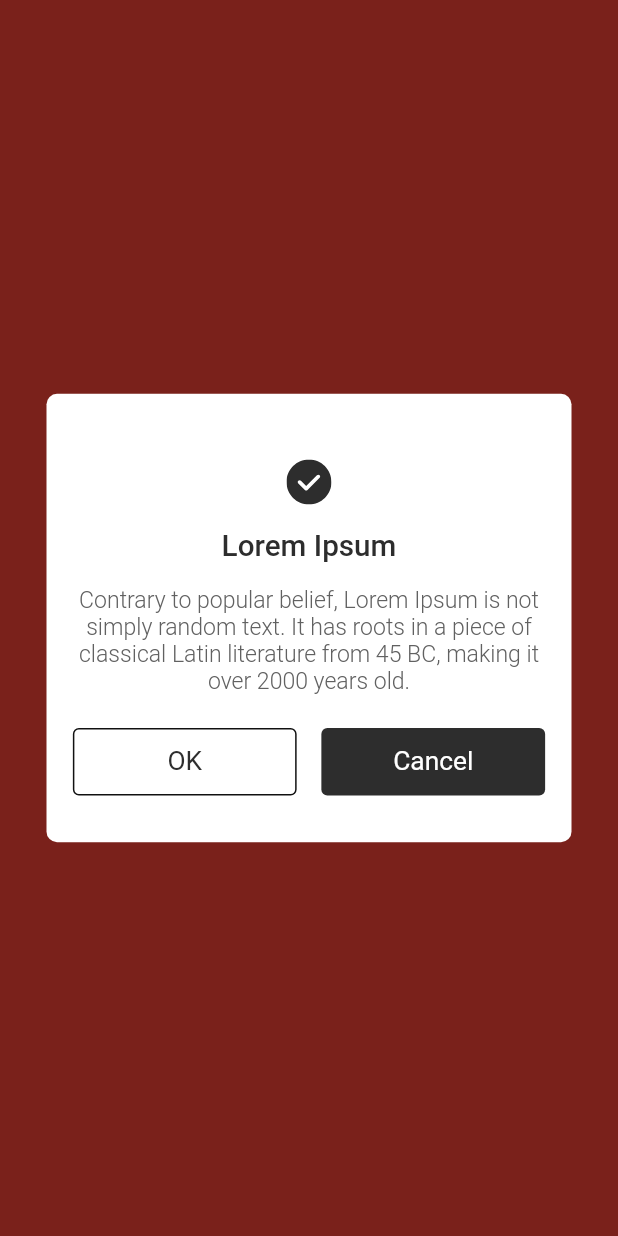
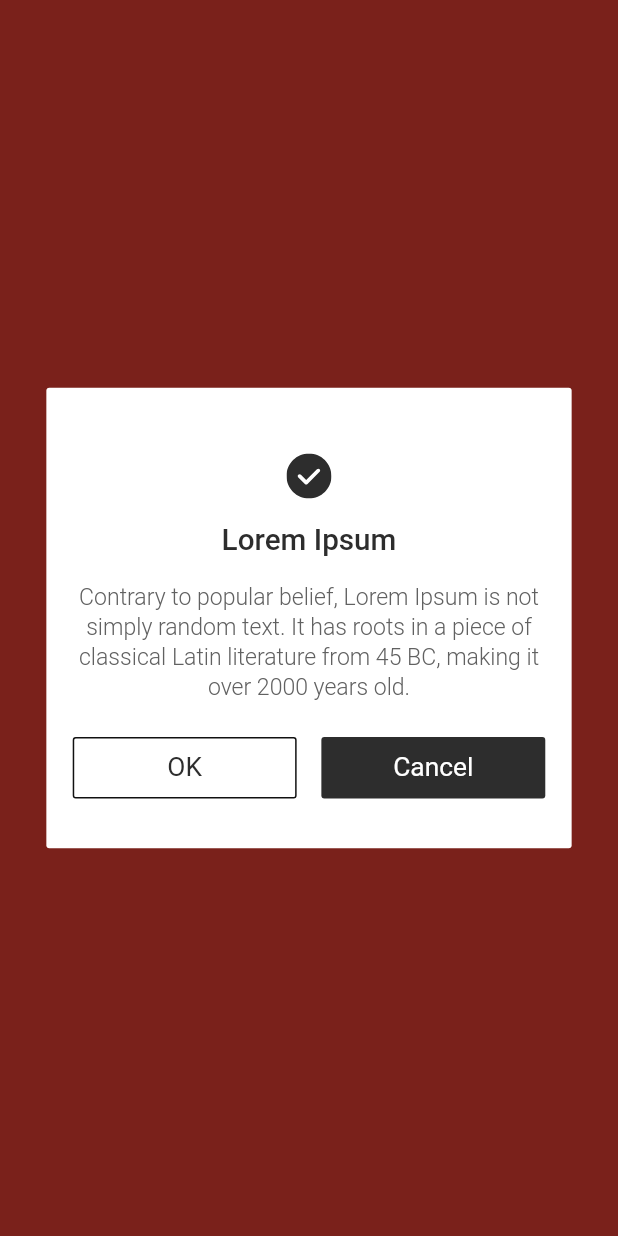
Before and after one commit to hapo-khangld/Flutter_base_v2, a Flutter app: the screen it shows after launch, after a tap on "show alert success", on a phone screen of 412 x 824 dp. Run offline on Flutter 3.47's test engine with Material 2 defaults, Android fonts, the phone set to English and light mode, and no system bars; our stand-ins replace cached_network_image, connectivity_plus, easy_localization, equatable, flutter_bloc, flutter_native_splash and 8 more; generated files the repository leaves out were written again.

Commit message:
clean code

```diff
--- a/lib/di/modules/network_module.dart
+++ b/lib/di/modules/network_module.dart
@@ -8,7 +8,7 @@ abstract class NetWorkModule {
   ///
   /// Calling it multiple times will return the same instance.
 
-  static Map<String, dynamic> _getHeader() {
+  // static Map<String, dynamic> _getHeader() {
   // return {
   //   "Authorization": kmApiDomain.authorization,
   //   "client-version": kmApiDomain.clientVersion,
@@ -17,8 +17,8 @@ abstract class NetWorkModule {
   //   "Accept-Encoding": "gzip",
   // };
 
-    return {};
-  }
+  // return {};
+  // }
 
   static GraphQLClient providerGrapQLCient(
       SharedPreferenceService sharedPreferenceService) {
--- a/lib/resources/styles.dart
+++ b/lib/resources/styles.dart
@@ -1,4 +1,3 @@
-import 'package:dayaway/core/utils/extensions.dart';
 import 'package:flutter/material.dart';
 
 import 'numbers.dart';
@@ -62,6 +61,7 @@ abstract class TextStyleDef {
     color: ColorsDef.kPrimary80,
     fontSize: dimen_14,
     fontWeight: FontWeight.w300,
+    height: 1.3,
   );
   //
 }
--- a/lib/resources/themes.dart
+++ b/lib/resources/themes.dart
@@ -1,4 +1,3 @@
-import 'package:dayaway/core/utils/extensions.dart';
 import 'package:flutter/material.dart';
 
 import 'numbers.dart';
@@ -44,10 +43,10 @@ class ThemeDef {
       primary: ColorsDef.white,
       backgroundColor: ColorsDef.kPrimary,
       alignment: Alignment.center,
-      padding: const EdgeInsets.all(dimen_12),
+      padding: const EdgeInsets.all(dimen_10),
       textStyle: TextStyleDef.textButtonTextStyle,
       shape: RoundedRectangleBorder(
-        borderRadius: BorderRadius.circular(dimen_4),
+        borderRadius: BorderRadius.circular(dimen_2),
       ),
       onSurface: ColorsDef.white,
     ),
@@ -58,14 +57,14 @@ class ThemeDef {
     style: OutlinedButton.styleFrom(
       primary: ColorsDef.black,
       alignment: Alignment.center,
-      padding: const EdgeInsets.all(dimen_12),
+      padding: const EdgeInsets.all(dimen_10),
       textStyle: TextStyleDef.textButtonTextStyle,
       side: const BorderSide(
         width: dimen_1,
         color: ColorsDef.black,
       ),
       shape: RoundedRectangleBorder(
-        borderRadius: BorderRadius.circular(dimen_4),
+        borderRadius: BorderRadius.circular(dimen_2),
       ),
     ),
   );
--- a/lib/widgets/custom_alert_dialog/custom_alert_dialog.dart
+++ b/lib/widgets/custom_alert_dialog/custom_alert_dialog.dart
@@ -33,9 +33,8 @@ class _CustomAlertDialog extends StatelessWidget {
   final String secondButtonText;
   final Function? secondButtonFunction;
 
-  final double _radius = 7;
+  final double _radius = 2;
   final double _spacing = 8.0;
-  final double _buttonHeight = 50.0;
   final TextAlign titleAlign;
   final TextAlign contentAlign;
   final bool allowPopScope;
@@ -139,7 +138,7 @@ class _CustomAlertDialog extends StatelessWidget {
           Expanded(
             child: TextButton(
               onPressed: () {
-                firstButtonFunction!.call();
+                firstButtonFunction.call();
               },
               child: Text(
                 firstButtonText,
@@ -160,7 +159,7 @@ class _CustomAlertDialog extends StatelessWidget {
     }
 
     Widget element = Container(
-      constraints: const BoxConstraints(maxWidth: 350),
+      constraints: BoxConstraints(maxWidth: R.screenUtils.screenWidth * 0.85),
       decoration: BoxDecoration(
         borderRadius: BorderRadius.all(Radius.circular(_radius)),
         color: Colors.white,
@@ -215,7 +214,7 @@ Future<T?> showCustomSuccessAlertDialog<T>(
         ).animate(
           CurvedAnimation(
             parent: anim1,
-            curve: Curves.fastOutSlowIn,
+            curve: Curves.linear,
           ),
         ),
         child: child,
--- a/lib/widgets/nuts_activity_indicator/nuts_activity_indicator.dart
+++ b/lib/widgets/nuts_activity_indicator/nuts_activity_indicator.dart
@@ -62,7 +62,6 @@ class NutsActivityIndicator extends StatefulWidget {
   /// Defaults to 1 second.
   final Duration animationDuration;
 
-  /// TODO: what is this width value really?
   final double relativeWidth;
 
   /// Radius ratio tells where the rectangles start.
```
Lines whose indentation alone changed are shown as unchanged.
